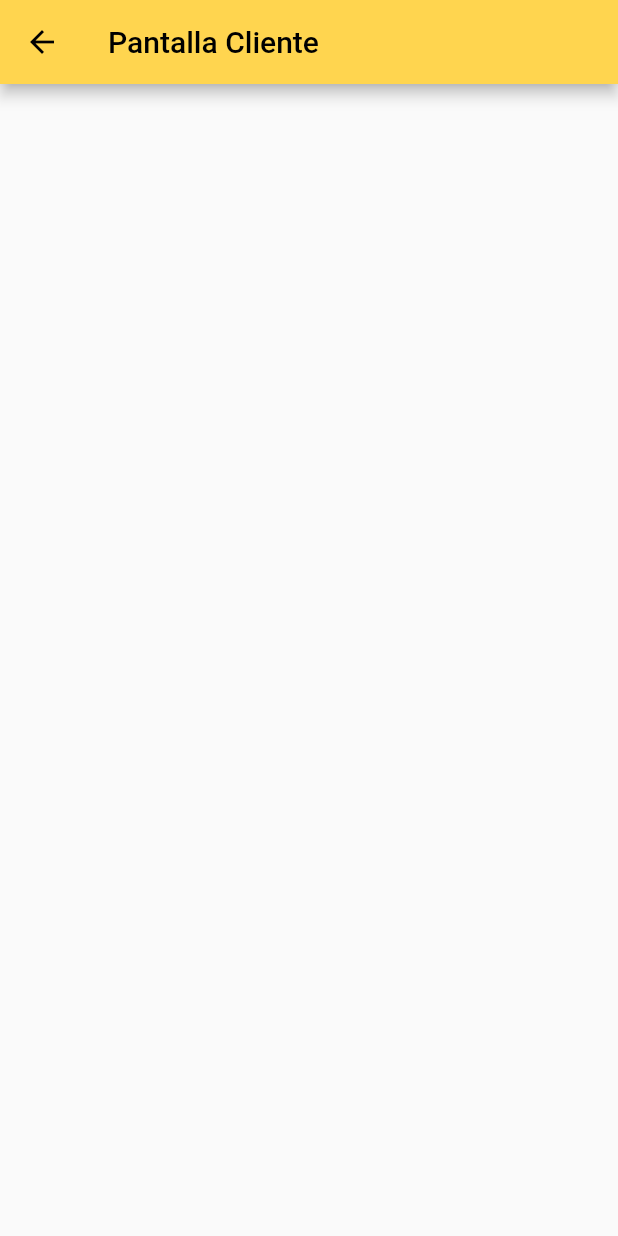
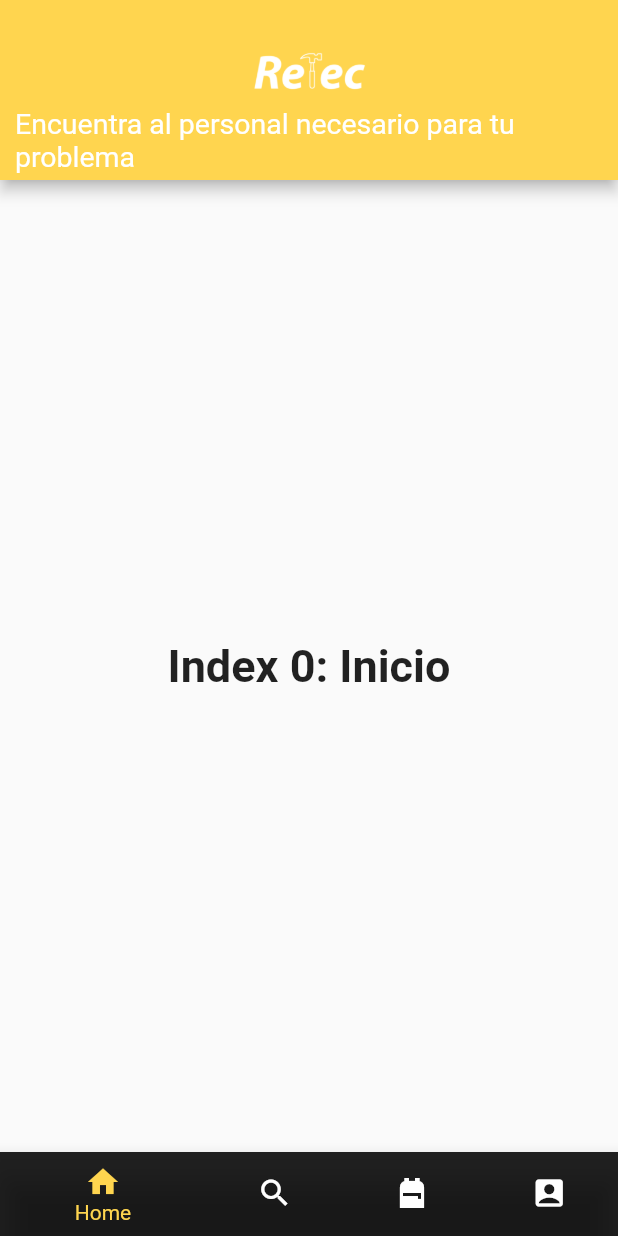
Before and after one commit to ariel131998/aplicacion_retec, a Flutter app: the screen it shows after launch, after a tap on "Iniciar Sesion", on a phone screen of 412 x 824 dp. Run offline on Flutter 3.47's test engine with Material 2 defaults, Android fonts, the phone set to English and light mode, and no system bars.

Commit message:
Se cambio vista de cliente y se creo vista recuperar contrasena
Se elaboro la barra que servirá de menú para el cliente y se agrego la vista de recuperar contraseña

```diff
--- a/lib/routes/routes.dart
+++ b/lib/routes/routes.dart
@@ -1,11 +1,16 @@
 import 'package:flutter/material.dart';
 import 'package:flutter_retec/src/pages/cliente_screen.dart';
+import 'package:flutter_retec/src/pages/cliente_scrren_prueba.dart';
 import 'package:flutter_retec/src/pages/login_screen.dart';
+import 'package:flutter_retec/src/pages/recuperar_contrasena.dart';
+
 
 Map<String, WidgetBuilder> getAplicationRoutes() {
   return <String, WidgetBuilder>{
     '/LoginScreen': (context) =>   LoginScreen(), //ariel
-    '/ClienteScreen': (context) => ClienteScreen() // ariel
+    '/ClienteScreen': (context) => ClienteScreen(), // ariel --puede que ya no la use por ser stateless
+    '/RecuperarContrasena': (context) => RecuperarContrasena(),
+    '/ClienteScreen2': (context) => ClienteScreen2()
 
   };
 }
--- /dev/null
+++ b/lib/src/pages/cliente_scrren_prueba.dart
@@ -0,0 +1,125 @@
+import 'package:flutter/cupertino.dart';
+import 'package:flutter/material.dart';
+import 'package:flutter_retec/tema/palette.dart';
+class ClienteScreen2 extends StatefulWidget {
+  const ClienteScreen2({Key? key}) : super(key: key);
+  @override
+  State<ClienteScreen2> createState() => _ClienteScreen2();
+
+}
+
+class _ClienteScreen2 extends State<ClienteScreen2>{
+  int _selectedIndex = 0;
+  static const TextStyle optionStyle =
+    TextStyle(
+      fontSize: 30,
+      fontWeight: FontWeight.bold
+    );
+  static const List<Widget> _widgetOptions = <Widget>[
+    Text(
+      'Index 0: Inicio',
+      style: optionStyle,
+    ),
+    Text(
+      'Index 1: Explorar',
+      style: optionStyle,
+    ),
+    Text(
+      'Index 2: Pedidos',
+      style: optionStyle,
+    ),
+    Text(
+      'Index 3: Cuenta',
+      style: optionStyle,
+    ),
+  ];
+
+  void _onItemTapped(int index){
+    setState(() {
+      _selectedIndex = index;
+    });
+  }
+
+  @override
+  Widget build(BuildContext context) {
+    return Scaffold(
+      appBar: PreferredSize(
+        preferredSize: Size.fromHeight(120.0),
+        child: AppBar(
+          automaticallyImplyLeading: false,
+          flexibleSpace: Column(
+            children: <Widget>[
+              SizedBox(height: 30.0),
+              Flexible(
+                child: FittedBox(
+                  fit: BoxFit.contain, // otherwise the logo will be tiny
+                  child: ImagenLogo(),
+                ),
+              ),
+              Container(
+                child: TextoAppBar(),
+                padding: EdgeInsets.symmetric(horizontal: 10.0, vertical: 5.0),
+              ),
+            ],
+          ),
+        ),
+      ),
+      body: Center(
+        child: _widgetOptions.elementAt(_selectedIndex),
+      ),
+      bottomNavigationBar: BottomNavigationBar(
+        items: const <BottomNavigationBarItem>[
+          BottomNavigationBarItem(
+            icon: Icon(Icons.home),
+            label: 'Home',
+            backgroundColor: Colors.black87,
+          ),
+          BottomNavigationBarItem(
+            icon: Icon(Icons.search),
+            label: 'Buscar',
+            backgroundColor: Colors.black87,
+          ),
+          BottomNavigationBarItem(
+            icon: Icon(Icons.backpack_sharp),//buscar icono externo
+            label: 'Pedidos',
+            backgroundColor: Colors.black87,
+          ),
+          BottomNavigationBarItem(
+            icon: Icon(Icons.account_box),
+            label: 'Cuenta',
+            backgroundColor: Colors.black87,
+          ),
+        ],
+        currentIndex: _selectedIndex,
+        selectedItemColor: Palette.kToDark,
+        //backgroundColor: Colors.amber,
+        onTap: _onItemTapped,
+      ),
+    );
+  }
+
+  Widget ImagenLogo() {
+    return StreamBuilder(
+        builder: (BuildContext context, AsyncSnapshot snapshot) {
+      return Image.asset(
+        'assets/Retec_Blanco_bordes.png',
+        height: 80.0,
+        //alignment: Alignment.topLeft,
+      );
+    });
+  }
+
+  Widget TextoAppBar() {
+    return StreamBuilder(
+      builder: (BuildContext context, AsyncSnapshot stapshot){
+        return Text(
+          'Encuentra al personal necesario para tu problema',
+          style: TextStyle(
+          color: Colors.white,
+          fontSize: 19.0,
+          ),
+        );
+      }
+    );
+  }
+}
--- a/lib/src/pages/login_screen.dart
+++ b/lib/src/pages/login_screen.dart
@@ -84,7 +84,7 @@ Widget passwordTextField() {
      builder: (BuildContext context, AsyncSnapshot snapshot){
        return ElevatedButton(
          onPressed: (){
-           Navigator.of(context).pushNamed('/ClienteScreen');
+           Navigator.of(context).pushNamed('/ClienteScreen2');
          },
          child: Container(
            padding: EdgeInsets.symmetric(horizontal: 80.0, vertical: 15.0),
@@ -104,7 +104,7 @@ Widget passwordTextField() {
       builder: (BuildContext context, AsyncSnapshot snapshot){
         return TextButton(
           onPressed:(){
-
+            Navigator.of(context).pushNamed('/RecuperarContrasena');
           },
           child: Text('Recuperar contraseña'),
         );
@@ -118,6 +118,6 @@ Widget passwordTextField() {
 
 
 
-
+//falta agregar boton ver contrasena y logotipo encima de la foto.
 // onPressed: () {
 //             Navigator.of(context).pushNamed('/ClienteScreen');
```
Also changed, not shown: lib/src/pages/cliente_screen.dart (+122 -3 lines), lib/src/pages/recuperar_contrasena.dart (added, +17 -0 lines), assets/Retec_Blanco_bordes.png (added).
